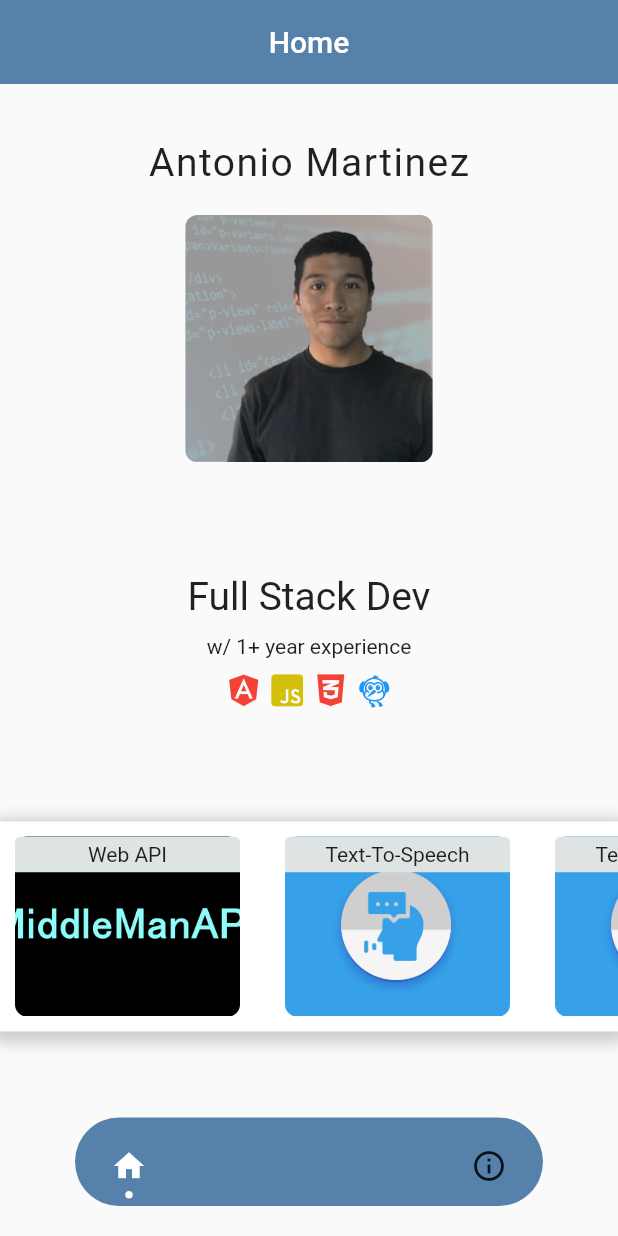
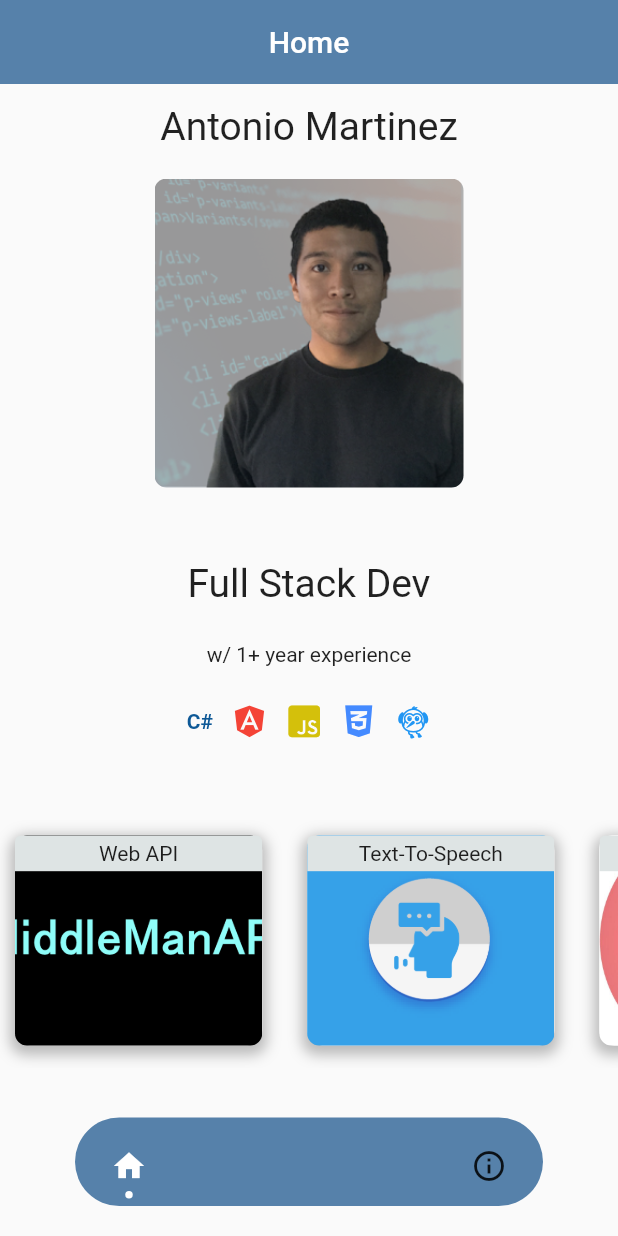
Before and after one commit to op3n-signal/resume, a Flutter app: the screen it shows after launch, on a phone screen of 412 x 824 dp. Run offline on Flutter 3.47's test engine with Material 2 defaults, Android fonts, the phone set to English and light mode, and no system bars; drawn by our look-alikes of dot_navigation_bar; our stand-ins replace get, get_storage; missing offline and left inert: flutter_animator; Roboto replaces fonts that are missing (Trajan Pro).

Commit message:
more updates

```diff
--- a/lib/controllers/projects_controller.dart
+++ b/lib/controllers/projects_controller.dart
@@ -10,6 +10,6 @@ class ProjectsController extends GetxController {
     SizedBox(width: 10,),
     Project('Text-To-Speech', 'tts.png'),
     SizedBox(width: 10,),
-    Project('Text-To-Speech', 'tts.png')
+    Project('Budget', 'Recipe_logo.jpeg')
   ];
 }
--- a/lib/screens/home_screen.dart
+++ b/lib/screens/home_screen.dart
@@ -16,7 +16,7 @@ class HomeScreen extends StatelessWidget {
     return Scaffold(
       appBar: appBar(title),
       body: Column(
-        mainAxisAlignment: MainAxisAlignment.spaceEvenly,
+        mainAxisAlignment: MainAxisAlignment.spaceAround,
         children: [
           Container(
             child: Column(
@@ -25,14 +25,13 @@ class HomeScreen extends StatelessWidget {
                     child: Text('Antonio Martinez',
                       style: TextStyle(
                         fontFamily: 'Trajan Pro',
-                        letterSpacing: 1,
-                        fontSize: Styles.Heading
+                        fontSize: Styles.Heading,
                         )
                     ),
                   ),
                 SizedBox(height: 20,),
                 Container(
-                  width: MediaQuery.of(context).size.width * 0.4,
+                  width: MediaQuery.of(context).size.width * 0.5,
                   child: RubberBand(
                     child: ClipRRect(
                       borderRadius: BorderRadius.circular(8.0),
@@ -51,19 +50,21 @@ class HomeScreen extends StatelessWidget {
               mainAxisAlignment: MainAxisAlignment.center,
               children: [
                 Center(child: Text('Full Stack Dev', style: TextStyle(fontSize: Styles.Heading),)),
-                SizedBox(height: 10,),
+                SizedBox(height: MediaQuery.of(context).size.height * 0.03,),
                 Center(child: Text('w/ 1+ year experience')),
-                SizedBox(height: 10,),
+                SizedBox(height: MediaQuery.of(context).size.height * 0.03,),
                 Center(
                   child: Row(
                     mainAxisAlignment: MainAxisAlignment.center,
                     children: [
+                      Text('C#', style: TextStyle(color: Color.fromARGB(255, 13, 88, 150), fontWeight: FontWeight.bold),),
+                      SizedBox(width: MediaQuery.of(context).size.width * 0.03,),
                       Icon(CustomIcons.angular, color: Colors.red),
-                      SizedBox(width: 5,),
+                      SizedBox(width: MediaQuery.of(context).size.width * 0.03,),
                       Icon(CustomIcons.js_square, color: Color.fromARGB(255, 212, 192, 11)),
-                      SizedBox(width: 5,),
-                      Icon(CustomIcons.css3_alt, color: Colors.red),
-                      SizedBox(width: 5,),
+                      SizedBox(width: MediaQuery.of(context).size.width * 0.03,),
+                      Icon(CustomIcons.css3_alt, color: Colors.blueAccent,),
+                      SizedBox(width: MediaQuery.of(context).size.width * 0.03,),
                       Icon(Icons.flutter_dash, color: Colors.blue),
                     ],
                   )
--- a/lib/screens/styles/style_data.dart
+++ b/lib/screens/styles/style_data.dart
@@ -10,7 +10,7 @@ class Styles {
   static const Color SubColor = Color.fromARGB(255, 86, 129, 170);
 
   //Projects
-  static const double ProjectScrollHeight = 140;
-  static const double ProjectHeight = 120;
-  static const double ProjectWidth = 150;
+  static const double ProjectScrollHeight = 170;
+  static const double ProjectHeight = 0.17;
+  static const double ProjectWidth = 0.4;
 }
--- a/lib/widget/project.dart
+++ b/lib/widget/project.dart
@@ -1,5 +1,6 @@
 import 'package:flutter/material.dart';
 import 'package:portfolio/screens/styles/style_data.dart';
+import 'package:portfolio/widget/shadow_container.dart';
 
 class Project extends StatelessWidget {
   const Project(this.title, this.image, {Key? key}) : super(key: key);
@@ -12,19 +13,23 @@ class Project extends StatelessWidget {
     return Container(
       padding: EdgeInsets.all(10),
       child: Column(
+        mainAxisAlignment: MainAxisAlignment.center,
         children: [
           Stack(
             alignment: Alignment.topCenter,
             children: [
+              shadowContainer(
                 ClipRRect(
                   borderRadius: BorderRadius.circular(8.0),
                   child: Image.asset(
                     'assets/images/$image',
-                  width: Styles.ProjectWidth,
-                  height: Styles.ProjectHeight,
+                    width: MediaQuery.of(context).size.width * Styles.ProjectWidth,
+                    height: MediaQuery.of(context).size.height * Styles.ProjectHeight,
                     fit: BoxFit.cover,
                   )
                 ),
+              ),
+
               ClipRRect(
                 borderRadius: BorderRadius.only(
                   topLeft: Radius.circular(4),
@@ -33,7 +38,7 @@ class Project extends StatelessWidget {
                 child: Container(
                   color: Color.fromRGBO(222, 228, 228, 1),
                   padding: EdgeInsets.all(4),
-                  width: 150,
+                  width: MediaQuery.of(context).size.width * Styles.ProjectWidth,
                   alignment: Alignment.topCenter,
                   child: Text(
                     title,
--- a/lib/widget/projects.dart
+++ b/lib/widget/projects.dart
@@ -11,7 +11,7 @@ class Projects extends StatelessWidget {
   Widget build(BuildContext context) => GetBuilder<ProjectsController>(
     init: ProjectsController(),
     id: 'projects',
-    builder: (controller) => shadowContainer(
+    builder: (controller) =>
       Container(
         height: Styles.ProjectScrollHeight,
         child: ListView(
@@ -19,6 +19,6 @@ class Projects extends StatelessWidget {
           children: ProjectsController.at.projects,
         ),
       )
-    )
-  );
+    );
+
 }
--- a/lib/widget/shadow_container.dart
+++ b/lib/widget/shadow_container.dart
@@ -3,10 +3,11 @@ import 'package:flutter/material.dart';
 Widget shadowContainer(Widget widget) => Container(
       decoration: BoxDecoration(
         color: Colors.white,
+        borderRadius: BorderRadius.all(Radius.circular(10)),
         boxShadow: [
           BoxShadow(
-            color: Colors.grey.withOpacity(0.5),
-            spreadRadius: 5,
+            color: Colors.grey.withOpacity(0.7),
+            spreadRadius: 3,
             blurRadius: 7,
             offset: Offset(0, 3), // changes position of shadow
           ),
--- a/pubspec.yaml
+++ b/pubspec.yaml
@@ -53,6 +53,7 @@ flutter:
     - assets/images/unname.jpg
     - assets/images/api.png
     - assets/images/tts.png
+    - assets/images/Recipe_logo.jpeg
 
   # An image asset can refer to one or more resolution-specific "variants", see
   # https://flutter.dev/assets-and-images/#resolution-aware.
```
Also changed, not shown: assets/images/Recipe_logo.jpeg (added). Lines whose indentation alone changed are shown as unchanged.
